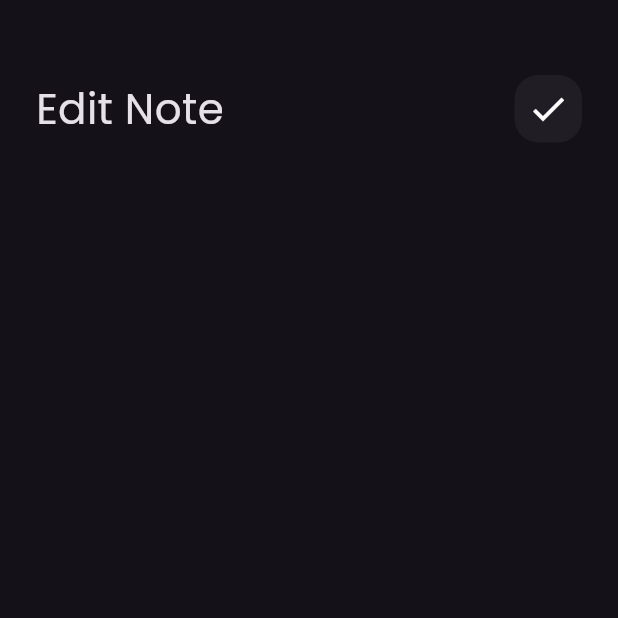
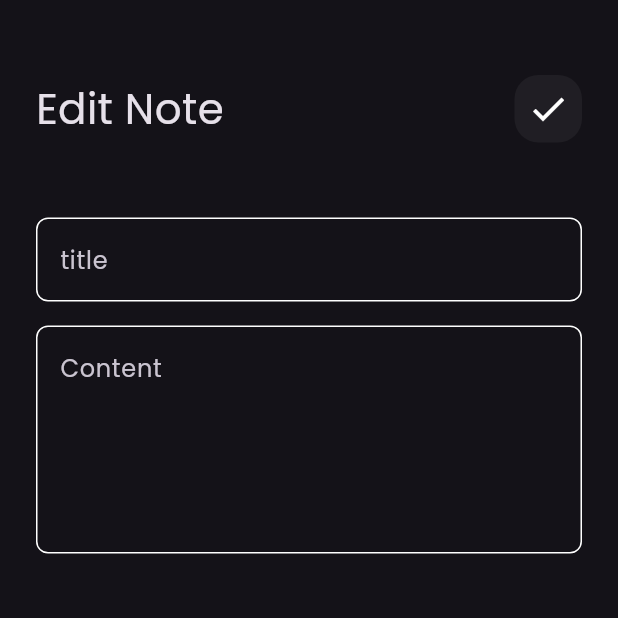
Before and after one commit to ahmedashraf-hub/notes_app, a Flutter app: the EidtNoteView screen opened by its route, on a phone screen of 412 x 824 dp, the top half of it. Run offline on Flutter 3.47's test engine with Material 3 defaults, Android fonts, the phone set to English and light mode, and no system bars; our stand-ins replace font_awesome_flutter.

Commit message:
Edit Note view UI done

```diff
--- a/lib/widgets/edit_note_view_body.dart
+++ b/lib/widgets/edit_note_view_body.dart
@@ -1,5 +1,6 @@
 import 'package:flutter/material.dart';
 import 'package:notes_app/widgets/custom_app_bar.dart';
+import 'package:notes_app/widgets/custom_text_field.dart';
 
 class EditNoteViewBody extends StatelessWidget {
   const EditNoteViewBody({super.key});
@@ -12,6 +13,10 @@ class EditNoteViewBody extends StatelessWidget {
         children: [
           SizedBox(height: 50),
           CustomAppBar(title: 'Edit Note', icon: Icons.check),
+          SizedBox(height: 50),
+          CustomTextField(hint: 'title'),
+          SizedBox(height: 16),
+          CustomTextField(hint: 'Content', maxLines: 5),
         ],
       ),
     );
```
